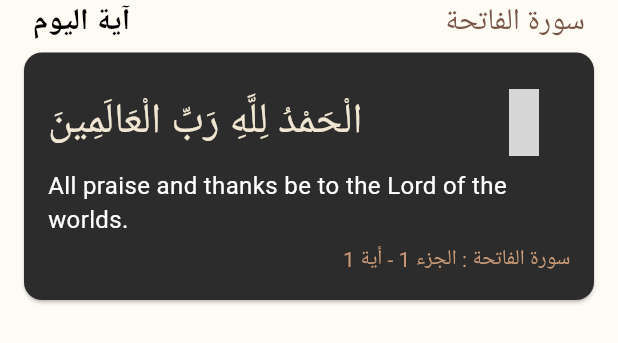
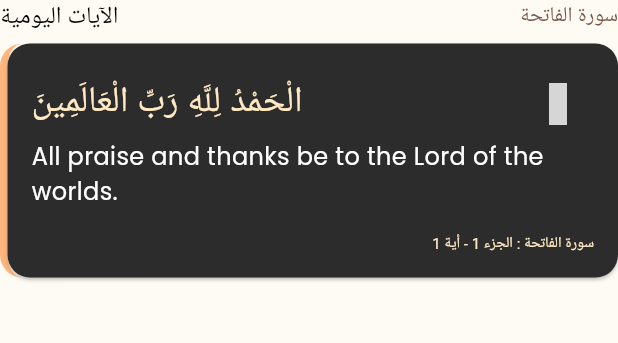
Before and after one commit to Muhamed-Hashesh/QuranApp-repo, a Flutter app: the DailyColumnWidget widget shown alone on an empty page, opened directly, on a phone screen of 412 x 824 dp. Shown: the top 343 px of the screen. Run offline on Flutter 3.47's test engine with Material 3 defaults, Android fonts, the phone set to English and light mode, and no system bars; our stand-ins replace google_fonts, iconsax, iconsax_plus; Roboto replaces fonts that are missing (AlNile, Almarai); grey boxes are pictures that could not be loaded.

Commit message:
handle Page View

```diff
--- a/lib/views/every_types_screen/widgets/content_card_aya_today.dart
+++ b/lib/views/every_types_screen/widgets/content_card_aya_today.dart
@@ -1,6 +1,8 @@
 import 'package:flutter/material.dart';
+import 'package:google_fonts/google_fonts.dart';
 import 'package:iconsax_plus/iconsax_plus.dart';
 import 'package:quran/helpers/sized_box.dart';
+import 'package:quran/themes/colors.dart';
 
 class ContentCardAyaToday extends StatelessWidget {
   const ContentCardAyaToday({
@@ -24,44 +26,43 @@ class ContentCardAyaToday extends StatelessWidget {
       crossAxisAlignment: CrossAxisAlignment.start,
       children: [
         Row(
+          crossAxisAlignment: CrossAxisAlignment.center,
           mainAxisAlignment: MainAxisAlignment.spaceBetween,
           children: [
-            Text(
-              arabicText,
-              style: TextStyle(
-                fontSize: 28,
-                color: Theme.of(context).colorScheme.secondary,
-                fontFamily: 'AlNile',
-              ),
-            ),
+            Text(arabicText,
+                style: Theme.of(context).textTheme.displayMedium?.copyWith(
+                      color: LightColors.instance.kAyahTodayFontColor,
+                    )),
             IconButton(
                 onPressed: () {},
                 icon: Icon(
                   IconsaxPlusBold.heart_add,
-                  color: Theme.of(context).colorScheme.onPrimary,
-                  size: 45,
+                  color: Theme.of(context)
+                      .colorScheme
+                      .onSecondaryContainer
+                      .withOpacity(0.5),
+                  size: 28,
                 ))
           ],
         ),
         Text(
-          textDirection: TextDirection.ltr,
-          englishText,
-          style: const TextStyle(
-            fontSize: 16,
-            color: Colors.white,
-            fontFamily: 'Poppins',
-          ),
-        ),
-        5.height,
+            textDirection: TextDirection.ltr,
+            englishText,
+            style: GoogleFonts.poppins(
+              textStyle: TextStyle(
+                fontSize: 16,
+                color: Theme.of(context).colorScheme.onSecondaryContainer,
+              ),
+            )),
+        16.height,
         Row(
           mainAxisAlignment: MainAxisAlignment.end,
           children: [
             Text(
               'سورة $surahName : الجزء $numJaz - أية $numAyah',
-              style: TextStyle(
-                fontSize: 14,
-                color: Theme.of(context).colorScheme.inversePrimary,
-              ),
+              style: Theme.of(context).textTheme.headlineSmall?.copyWith(
+                  color: LightColors.instance.kAyahTodayFontColor,
+                  fontSize: 10),
             ),
           ],
         ),
--- a/lib/views/every_types_screen/widgets/daily_column_widget.dart
+++ b/lib/views/every_types_screen/widgets/daily_column_widget.dart
@@ -1,4 +1,5 @@
 import 'package:flutter/material.dart';
+import 'package:quran/helpers/sized_box.dart';
 
 import 'daily_verse_card .dart';
 
@@ -20,26 +21,20 @@ class DailyColumnWidget extends StatelessWidget {
   Widget build(BuildContext context) {
     return Column(
       children: [
-        Padding(
-          padding: const EdgeInsets.symmetric(horizontal: 22.0),
-          child: Row(
+        Row(
           mainAxisAlignment: MainAxisAlignment.spaceBetween,
           children: [
             Text(
-                'آية اليوم',
-                style: TextStyle(
-                    fontWeight: FontWeight.bold,
-                    fontSize: 20,
-                    color: Theme.of(context).colorScheme.onSurface),
+              'الآيات اليومية',
+              style: Theme.of(context).textTheme.headlineMedium?.copyWith(
+                    color: Theme.of(context).colorScheme.onSurface,
                   ),
-              Text(
-                'سورة $surahName',
-                style: TextStyle(
-                    fontSize: 20, color: Theme.of(context).colorScheme.primary),
             ),
+            Text('سورة $surahName',
+                style: Theme.of(context).textTheme.headlineSmall),
           ],
         ),
-        ),
+        8.height,
         DailyVerseCard(
           arabicText: arabicText,
           englishText: englishText,
--- a/lib/views/every_types_screen/widgets/daily_verse_card .dart
+++ b/lib/views/every_types_screen/widgets/daily_verse_card .dart
@@ -19,8 +19,21 @@ class DailyVerseCard extends StatelessWidget {
 
   @override
   Widget build(BuildContext context) {
-    return Card(
-      margin: const EdgeInsets.symmetric(horizontal: 16.0, vertical: 5.0),
+    return Container(
+      decoration: BoxDecoration(
+        border: const Border(
+          left: BorderSide(
+            color: Color(0xffFFB57D),
+            width: 5.0,
+          ),
+        ),
+        borderRadius: BorderRadius.circular(15.0),
+      ),
+      // margin: const EdgeInsets.symmetric(horizontal: 16.0, vertical: 5.0),
+      child: Card(
+        shape:
+            RoundedRectangleBorder(borderRadius: BorderRadius.circular(15.0)),
+        margin: EdgeInsets.zero,
         child: Padding(
           padding: const EdgeInsets.all(16.0),
           child: ContentCardAyaToday(
@@ -30,6 +43,7 @@ class DailyVerseCard extends StatelessWidget {
               numJaz: numJaz,
               numAyah: numAyah),
         ),
+      ),
     );
   }
 }
```
Also changed, not shown: lib/views/every_types_screen/pages/every_types_view.dart (+84 -5 lines), lib/views/every_types_screen/widgets/prayer_time_card.dart (+10 -6 lines), lib/views/every_types_screen/widgets/tab_bar_widget.dart (+49 -37 lines), lib/views/every_types_screen/widgets/time_next_pray.dart (+23 -14 lines). Lines whose indentation alone changed are shown as unchanged.
